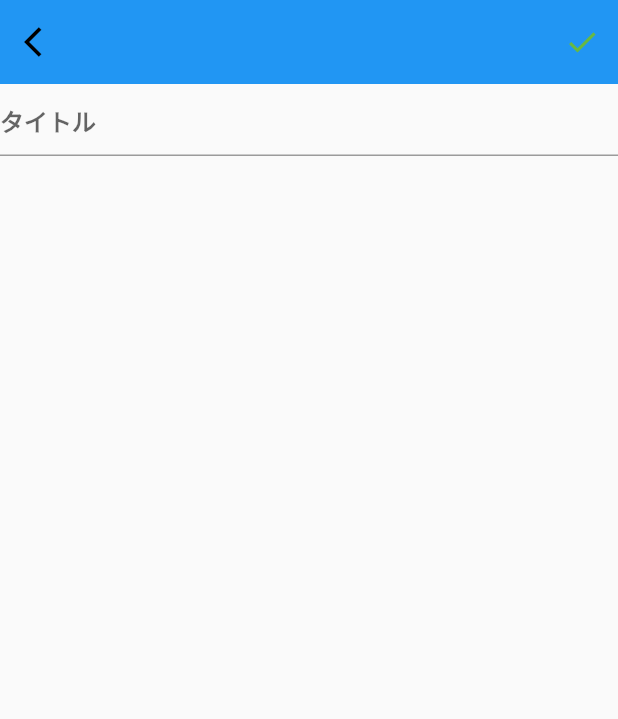
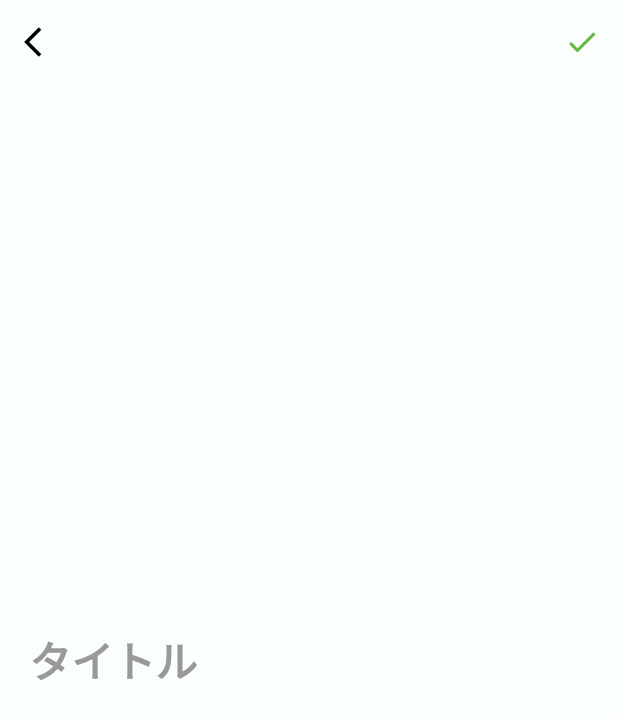
Before and after one commit to ishiichan-dayo/FlutterToDoList, a Flutter app: the screen it shows after launch, after a tap on the "radio button unchecked" icon, after a tap on the "add" icon, on a phone screen of 412 x 824 dp. Shown: the top 719 px of the screen. Run offline on Flutter 3.47's test engine with Material 2 defaults, Android fonts, the phone set to English and light mode, and no system bars; our stand-ins replace flutter_staggered_animations.

Commit message:
ToDoリスト 基本的な機能は完成

```diff
--- a/lib/main.dart
+++ b/lib/main.dart
@@ -1,5 +1,6 @@
 import 'package:flutter/material.dart';
 import 'package:flutter/rendering.dart';
+import 'package:flutter_staggered_animations/flutter_staggered_animations.dart';
 
 void main() {
   // debugPaintSizeEnabled = true;
@@ -12,6 +13,8 @@ class MyApp extends StatelessWidget {
     return MaterialApp(
       debugShowCheckedModeBanner: false,
       theme: ThemeData(
+        splashColor: Colors.transparent,
+        highlightColor: Colors.transparent,
         primaryIconTheme: IconThemeData(
           color: Colors.black,
         ),
@@ -31,17 +34,32 @@ class ToDoListPage extends StatefulWidget {
   _ToDoListPageState createState() => _ToDoListPageState();
 }
 
+List<bool> todoListCheck = [
+  false,
+  false,
+  false,
+];
+List<String> todoList = [
+  "SAMPLE",
+  "SAMPLE",
+  "SAMPLESAMPLESAMPLESAMPLESAMPLESAMPLESAMPLESAMPLESAMPLESAMPLESAMPLESAMPLESAMPLESAMPLE",
+];
+
 class _ToDoListPageState extends State<ToDoListPage> {
-  bool _isCheckboxCheck = false;
-
   @override
   Widget build(BuildContext context) {
     return Scaffold(
+      backgroundColor: Color(0xffFAFFFD),
       appBar: AppBar(
-        centerTitle: false,
         backgroundColor: Colors.transparent,
         elevation: 0.0,
         brightness: Brightness.light,
+        // actions: <Widget>[
+        //   IconButton(
+        //     icon: Icon(Icons.notifications_outlined),
+        //     onPressed: () {},
+        //   ),
+        // ],
       ),
       floatingActionButton: Container(
         decoration: BoxDecoration(
@@ -55,22 +73,25 @@ class _ToDoListPageState extends State<ToDoListPage> {
           borderRadius: BorderRadius.circular(1000),
         ),
         child: FloatingActionButton(
-          splashColor: Colors.transparent,
           highlightElevation: 0,
           elevation: 0,
           backgroundColor: Color(0xff68B941),
           child: Icon(Icons.add),
-          onPressed: () {
-            Navigator.of(context).push(
+          onPressed: () async {
+            final newListText = await Navigator.of(context).push(
               MaterialPageRoute(builder: (context) {
                 return TodoListAddPage();
               }),
             );
+            if (newListText != null) {
+              setState(() {
+                todoList.add(newListText);
+              });
+            }
           },
         ),
       ),
       body: Container(
-        width: double.infinity,
         padding: EdgeInsets.all(20),
         child: Column(
           crossAxisAlignment: CrossAxisAlignment.start,
@@ -83,33 +104,52 @@ class _ToDoListPageState extends State<ToDoListPage> {
                 'ToDo 📝',
                 style: TextStyle(
                   fontWeight: FontWeight.bold,
-                  fontSize: 30,
+                  fontSize: 36,
+                  color: Color(0xFF21604D),
                 ),
               ),
             ),
             Container(
               margin: EdgeInsets.only(
-                bottom: 10,
+                bottom: 15,
               ),
               child: Text(
                 'ALL TASK',
                 style: TextStyle(
-                  color: Color(0xFF999999),
+                  color: Color(0xFF93C0B2),
                   fontWeight: FontWeight.bold,
-                  fontSize: 12,
+                  fontSize: 14,
                 ),
               ),
             ),
-            Container(
+            Flexible(
+              child: ListView.separated(
+                // shrinkWrap: true,
+                // physics: NeverScrollableScrollPhysics(),
+                separatorBuilder: (context, index) => Divider(
+                  color: Colors.transparent,
+                  height: 16,
+                ),
+                padding: EdgeInsets.only(
+                  bottom: 90,
+                ),
+                itemCount: todoList.length,
+                itemBuilder: (context, index) {
+                  return AnimationConfiguration.staggeredList(
+                    position: index,
+                    duration: const Duration(milliseconds: 600),
+                    child: SlideAnimation(
+                      verticalOffset: 50.0,
+                      child: FadeInAnimation(
+                        child: Container(
                           width: double.infinity,
-              padding: EdgeInsets.all(5),
                           decoration: BoxDecoration(
                             color: Color(0xFFFFFFFF),
                             boxShadow: [
                               BoxShadow(
                                 offset: Offset(0, 10),
                                 blurRadius: 30,
-                    color: Color(0xFF000000).withOpacity(0.05),
+                                color: Color(0xFF21604D).withOpacity(0.15),
                               ),
                             ],
                             borderRadius: BorderRadius.circular(8),
@@ -117,24 +157,44 @@ class _ToDoListPageState extends State<ToDoListPage> {
                           child: Row(
                             children: <Widget>[
                               IconButton(
-                    splashColor: Colors.transparent,
-                    highlightColor: Colors.transparent,
-                    padding: EdgeInsets.all(0),
+                                padding: EdgeInsets.all(20),
                                 iconSize: 28,
                                 icon: Icon(
-                      _isCheckboxCheck ? Icons.check_circle_outline : Icons.radio_button_unchecked,
-                      color: _isCheckboxCheck ? Color(0xff68B941) : Color(0xffcccccc),
+                                  todoListCheck.elementAt(index) ? Icons.check_circle : Icons.radio_button_unchecked,
+                                  color: todoListCheck.elementAt(index) ? Color(0xff68B941) : Color(0xffcccccc),
                                 ),
                                 onPressed: () {
                                   setState(() {
-                        _isCheckboxCheck = !_isCheckboxCheck;
+                                    todoListCheck[index] = !todoListCheck.elementAt(index);
                                   });
                                 },
                               ),
-                  Text("取引先にメールしないといけない！"),
+                              Flexible(
+                                child: Container(
+                                  padding: EdgeInsets.only(
+                                    top: 20,
+                                    right: 20,
+                                    bottom: 20,
+                                    left: 0,
+                                  ),
+                                  child: Text(
+                                    todoList[index],
+                                    style: TextStyle(
+                                      color: todoListCheck.elementAt(index) ? Color(0xFF666666) : Color(0xFF333333),
+                                      decoration: todoListCheck.elementAt(index) ? TextDecoration.lineThrough : TextDecoration.none,
+                                    ),
+                                  ),
+                                ),
+                              )
                             ],
                           ),
                         ),
+                      ),
+                    ),
+                  );
+                },
+              ),
+            )
           ],
         ),
       ),
@@ -142,13 +202,21 @@ class _ToDoListPageState extends State<ToDoListPage> {
   }
 }
 
-class TodoListAddPage extends StatelessWidget {
+class TodoListAddPage extends StatefulWidget {
+  @override
+  _TodoListAddPageState createState() => _TodoListAddPageState();
+}
+
+class _TodoListAddPageState extends State<TodoListAddPage> {
+  String taskTitle = '';
+
   @override
   Widget build(BuildContext context) {
     return Scaffold(
+      backgroundColor: Color(0xffFAFFFD),
       appBar: AppBar(
         centerTitle: false,
-        // backgroundColor: Colors.transparent,
+        backgroundColor: Colors.transparent,
         elevation: 0.0,
         brightness: Brightness.light,
         actions: <Widget>[
@@ -156,7 +224,8 @@ class TodoListAddPage extends StatelessWidget {
             icon: Icon(Icons.check),
             color: Color(0xff68B941),
             onPressed: () {
-              Navigator.of(context).pop();
+              todoListCheck.add(false);
+              Navigator.of(context).pop(taskTitle);
             },
           ),
         ],
@@ -172,28 +241,47 @@ class TodoListAddPage extends StatelessWidget {
         ),
       ),
       body: Center(
-        child: TodoAddForm(),
+        child: Container(
+          width: double.infinity,
+          padding: EdgeInsets.all(20),
+          child: Stack(
+            children: <Widget>[
+              TextField(
+                autocorrect: true,
+                style: TextStyle(
+                  fontSize: 28,
+                  fontWeight: FontWeight.bold,
+                ),
+                decoration: InputDecoration(
+                  hintText: "タイトル",
+                  hintStyle: TextStyle(
+                    fontWeight: FontWeight.bold,
+                    color: Color(0xFF999999),
+                  ),
+                  prefixStyle: TextStyle(
+                    fontWeight: FontWeight.bold,
+                  ),
+                  enabledBorder: UnderlineInputBorder(
+                    borderSide: BorderSide(
+                      color: Colors.transparent,
+                    ),
+                  ),
+                  focusedBorder: UnderlineInputBorder(
+                    borderSide: BorderSide(
+                      color: Colors.transparent,
+                    ),
+                  ),
+                ),
+                onChanged: (String value) {
+                  setState(() {
+                    taskTitle = value;
+                  });
+                },
+              ),
+            ],
+          ),
+        ),
       ),
     );
   }
 }
-
-class TodoAddForm extends StatelessWidget {
-  @override
-  Widget build(BuildContext context) {
-    return Scaffold(
-      body: Column(
-        children: <Widget>[
-          TextField(
-            decoration: InputDecoration(
-              hintText: "タイトル",
-              hintStyle: TextStyle(
-                fontWeight: FontWeight.bold,
-              ),
-            ),
-          ),
-        ],
-      ),
-    );
-  }
-}
--- a/pubspec.yaml
+++ b/pubspec.yaml
@@ -26,6 +26,7 @@ dependencies:
   # The following adds the Cupertino Icons font to your application.
   # Use with the CupertinoIcons class for iOS style icons.
   cupertino_icons: ^1.0.0
+  flutter_staggered_animations: "^0.1.2"
 
 dev_dependencies:
   flutter_test:
```
Also changed, not shown: pubspec.lock. Lines whose indentation alone changed are shown as unchanged.
